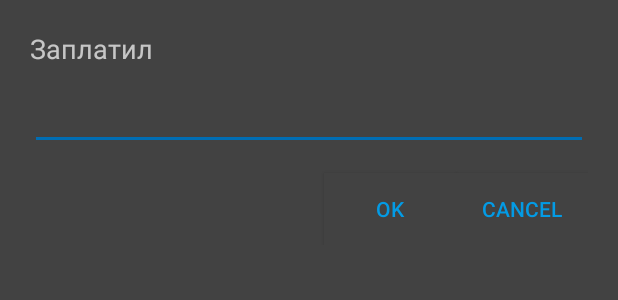
After one commit to SillyDreamer/SplitPay, an Android app: the layout edit_dialog_pay.xml on its own in the app's theme, with its tools: preview values and no code run, on a phone screen of 412 x 824 dp. The commit adds this screen. Shown: the top 300 px of the screen. Run offline under Robolectric (Android 15) with nearby library versions, the phone set to English and light mode, and no system bars.

Commit message:
save commit

```diff
--- a/app/src/main/java/com/example/myapp/view/ResultActivity.kt
+++ b/app/src/main/java/com/example/myapp/view/ResultActivity.kt
@@ -46,7 +46,7 @@ class ResultActivity : AppCompatActivity(), ResultContract.view {
 
     private fun listenerButton(id : Int) {
 
-        val mDialogView = LayoutInflater.from(this).inflate(R.layout.edit_dialog, null)
+        val mDialogView = LayoutInflater.from(this).inflate(R.layout.edit_dialog_pay, null)
         //AlertDialogBuilder
         val mBuilder = AlertDialog.Builder(this)
             .setView(mDialogView)
--- /dev/null
+++ b/app/src/main/res/layout/edit_dialog_pay.xml
@@ -0,0 +1,48 @@
+<?xml version="1.0" encoding="utf-8"?>
+<LinearLayout xmlns:android="http://schemas.android.com/apk/res/android"
+    android:orientation="vertical" android:layout_width="match_parent"
+    android:layout_height="match_parent"
+    android:background="@color/back">
+
+    <TextView
+        android:layout_marginTop="20dp"
+        android:layout_marginStart="20dp"
+        android:layout_width="wrap_content"
+        android:layout_height="wrap_content"
+        android:text="Заплатил"
+        android:textSize="18sp"/>
+
+    <EditText
+        android:layout_marginTop="10dp"
+        android:layout_width="match_parent"
+        android:layout_height="wrap_content"
+        android:id="@+id/edit"
+        android:layout_marginStart="20dp"
+        android:layout_marginEnd="20dp"/>
+
+    <LinearLayout
+        android:layout_width="match_parent"
+        android:layout_height="wrap_content"
+        android:orientation="horizontal"
+        android:gravity="end"
+        android:layout_marginEnd="20dp">
+        <Button
+            android:textColor="@color/primaryColor"
+            android:layout_marginTop="15dp"
+            android:id="@+id/ok_button"
+            android:text="OK"
+            android:background="@color/back"
+            android:layout_width="wrap_content"
+            android:layout_height="wrap_content" />
+        <Button
+            android:textColor="@color/primaryColor"
+            android:background="@color/back"
+            android:layout_marginTop="15dp"
+            android:id="@+id/cancel_button"
+            android:text="Cancel"
+            style="@style/Base.Widget.AppCompat.Button.Colored"
+            android:layout_width="wrap_content"
+            android:layout_height="wrap_content" />
+    </LinearLayout>
+
+</LinearLayout>
```
